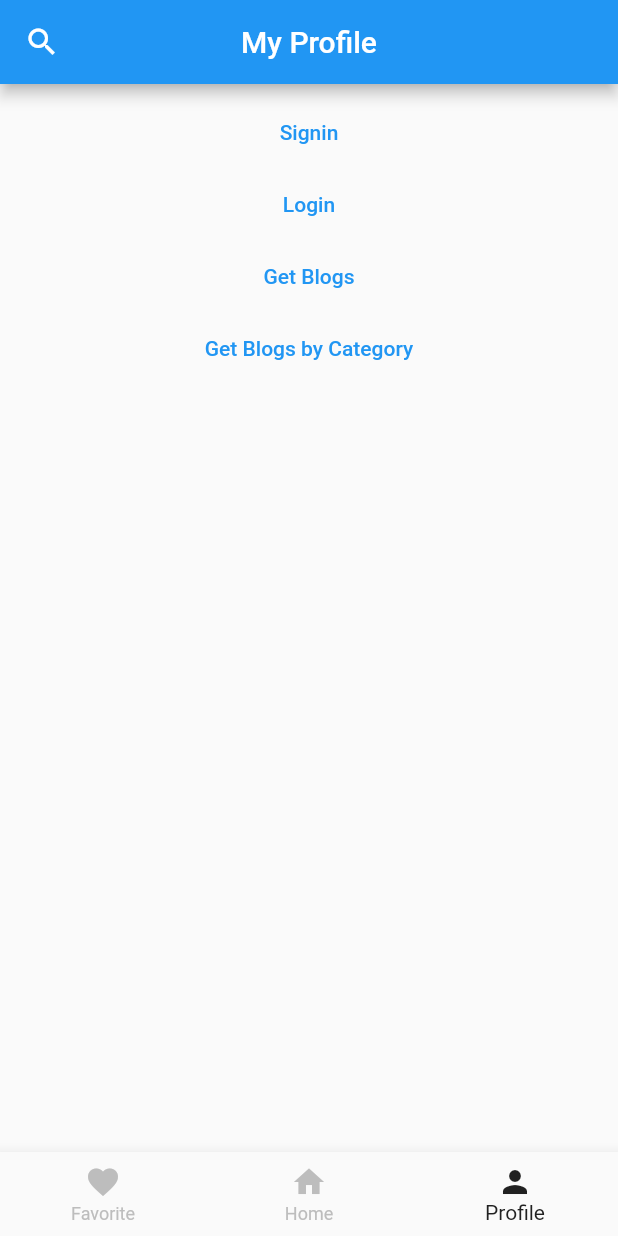
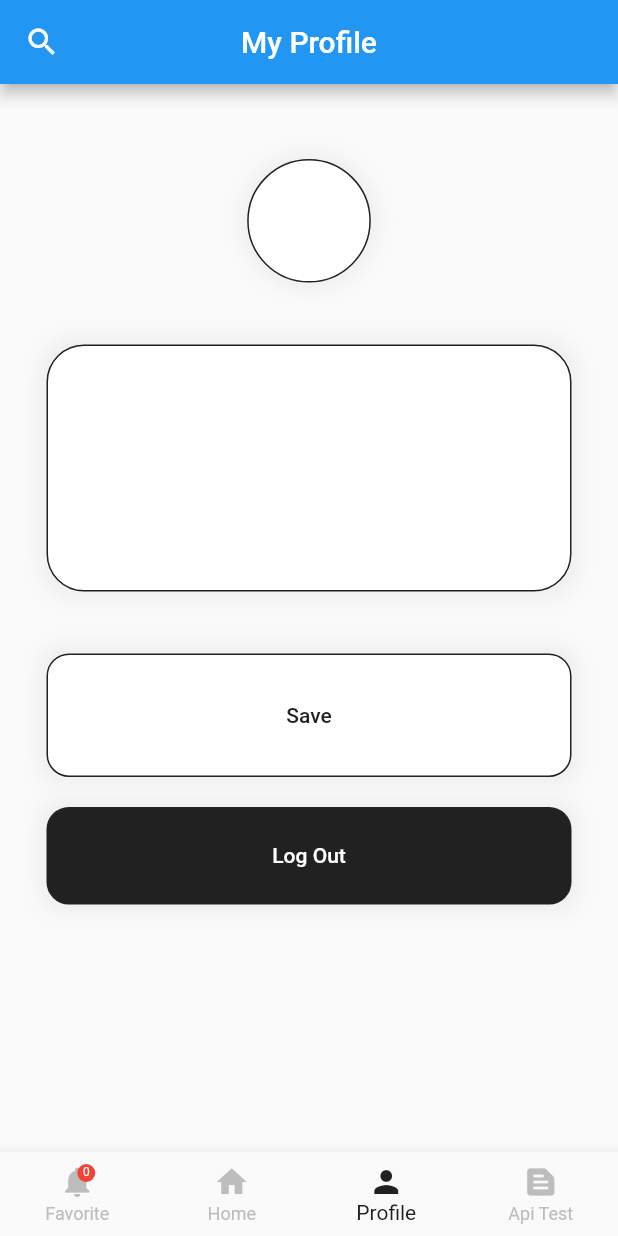
Before and after one commit to CengizhanParlak/assignment, a Flutter app: the screen it shows after launch, item 3 of the bottom bar chosen, on a phone screen of 412 x 824 dp. Run offline on Flutter 3.47's test engine with Material 2 defaults, Android fonts, the phone set to English and light mode, and no system bars; our stand-ins replace flutter_mobx, mobx; missing offline and left inert: dart:ffi; accounts and stored records are empty; generated files the repository leaves out were written again; network calls fail.

Commit message:
commit b4 changing blogs to mobx

```diff
--- a/lib/main.dart
+++ b/lib/main.dart
@@ -1,12 +1,14 @@
 import 'dart:convert';
 import 'dart:ffi';
 
+import 'package:assignment/api_test.dart';
 import 'package:assignment/core/base/model/base_api_model.dart';
 import 'package:assignment/view/authenticate/login/model/user_model.dart';
 import 'package:assignment/view/home/home_screen/model/blog_post_model.dart';
 import 'package:assignment/view/home/home_screen/model/category_model.dart';
 import 'package:assignment/view/home/home_screen/service/home_screen_network_service.dart';
 import 'package:assignment/view/home/home_screen/view/blog_post_view.dart';
+import 'package:assignment/view/home/home_screen/viewmodel/blog_post_view_model.dart';
 import 'package:assignment/view/home/profile/view/account_view.dart';
 import 'package:http/http.dart' as http;
 import 'package:assignment/view/authenticate/login/service/user_repository.dart';
@@ -189,10 +191,18 @@ class LandingView extends StatefulWidget {
 class _LandingViewState extends State<LandingView> {
   int _selectedIndex = 1;
 
+  BlogPostViewModel? vmBlogPost;
+
   void _changePage(int index) {
     setState(() {
       _selectedIndex = index;
     });
+  }
+
+  @override
+  void initState() {
+    super.initState();
+    vmBlogPost = BlogPostViewModel();
   }
 
   Widget get childWidget {
@@ -203,6 +213,8 @@ class _LandingViewState extends State<LandingView> {
         return const HomeScreen();
       case 2:
         return const ProfileScreen();
+      case 3:
+        return const ApiTestScreen();
       default:
         return const HomeScreen();
     }
@@ -216,6 +228,8 @@ class _LandingViewState extends State<LandingView> {
         return const Text('Home');
       case 2:
         return const Text('My Profile');
+      case 3:
+        return const Text('Api Test');
       default:
         return const Text('Home');
     }
@@ -246,18 +260,48 @@ class _LandingViewState extends State<LandingView> {
             selectedItemColor: Colors.grey.shade900,
             currentIndex: _selectedIndex,
             onTap: _changePage,
-            items: const [
+            items: [
               BottomNavigationBarItem(
-                icon: Icon(Icons.favorite),
+                icon: Stack(
+                  children: <Widget>[
+                    const Icon(Icons.notifications),
+                    Positioned(
+                      right: 0,
+                      child: Container(
+                        padding: const EdgeInsets.all(1),
+                        decoration: BoxDecoration(
+                          color: Colors.red,
+                          borderRadius: BorderRadius.circular(6),
+                        ),
+                        constraints: const BoxConstraints(
+                          minWidth: 12,
+                          minHeight: 12,
+                        ),
+                        child: Text(
+                          '${vmBlogPost?.favoritedBlogPostCount ?? 0}',
+                          style: const TextStyle(
+                            color: Colors.white,
+                            fontSize: 8,
+                          ),
+                          textAlign: TextAlign.center,
+                        ),
+                      ),
+                    )
+                  ],
+                ),
                 label: 'Favorite',
               ),
-              BottomNavigationBarItem(
+              const BottomNavigationBarItem(
                 icon: Icon(Icons.home),
                 label: 'Home',
               ),
-              BottomNavigationBarItem(
+              const BottomNavigationBarItem(
                 icon: Icon(Icons.person),
                 label: 'Profile',
+              ),
+              const BottomNavigationBarItem(
+                icon: Icon(Icons.text_snippet),
+                label: 'Api Test',
               ),
             ],
           ),
--- a/lib/view/home/home_screen/model/blog_post_model.dart
+++ b/lib/view/home/home_screen/model/blog_post_model.dart
@@ -9,14 +9,14 @@ BlogPost blogPostFromJson(String str) => BlogPost.fromJson(json.decode(str));
 String blogPostToJson(BlogPost data) => json.encode(data.toJson());
 
 class BlogPost {
-  BlogPost({this.title, this.content, this.image, this.categoryId, this.id, this.isFavorited});
+  BlogPost({this.title, this.content, this.image, this.categoryId, this.id, this.isFavorited = false});
 
   String? title;
   String? content;
   String? image;
   String? categoryId;
   String? id;
-  bool? isFavorited;
+  bool isFavorited;
 
   factory BlogPost.fromJson(Map<String, dynamic> json) => BlogPost(
         title: json["Title"],
--- a/lib/view/home/home_screen/viewmodel/category_view_model.dart
+++ b/lib/view/home/home_screen/viewmodel/category_view_model.dart
@@ -6,9 +6,9 @@ part 'category_view_model.g.dart';
 
 class CategoryViewModel = _CategoryViewModelBase with _$CategoryViewModel;
 
-late final networkService = HomeScreenNetworkService();
+abstract class _CategoryViewModelBase with Store {
+  final HomeScreenNetworkService networkService = HomeScreenNetworkService();
 
-abstract class _CategoryViewModelBase with Store {
   @observable
   List<Category>? categories;
 
--- a/lib/view/home/profile/view/account_view.dart
+++ b/lib/view/home/profile/view/account_view.dart
@@ -1,8 +1,8 @@
 import 'dart:convert';
 
 import 'package:assignment/core/constants/api_constants.dart';
-import 'package:assignment/view/home/home_screen/model/ex_blog_post_model.dart';
 import 'package:assignment/view/home/home_screen/service/home_screen_network_service.dart';
+import 'package:assignment/view/home/profile/service/account_screen_network_service.dart';
 import 'package:flutter/material.dart';
 import 'package:http/http.dart' as http;
 
@@ -18,92 +18,65 @@ class ProfileScreen extends StatelessWidget {
     final size = MediaQuery.of(context).size;
     return Center(
       child: Padding(
-        padding: const EdgeInsets.all(8.0),
+        padding: const EdgeInsets.only(top: 50),
         child: Column(
           children: [
-            TextButton(
-              onPressed: () {},
-              child: const Text('Signin'),
+            Container(
+              decoration: _getDecoration(context, 100, Colors.white),
+              height: size.height * 0.1,
+              width: size.height * 0.1,
             ),
-            TextButton(
-              onPressed: () {
-                // http.get(url)
-              },
-              child: const Text('Login'),
+            SizedBox(
+              height: size.height * 0.05,
             ),
-            TextButton(
-              onPressed: () async {},
-              child: const Text('Get Blogs'),
+            Container(
+              height: size.height * 0.2,
+              width: 350,
+              decoration: _getDecoration(context, 25, Colors.white),
             ),
-            TextButton(
-              onPressed: () {},
-              child: const Text('Get Blogs by Category'),
+            SizedBox(
+              height: size.height * 0.05,
+            ),
+            Container(
+              height: size.height * 0.1,
+              width: 350,
+              decoration: _getDecoration(context, 15, Colors.white),
+              child: TextButton(
+                onPressed: (() {
+                  // TODO: api isteği at
+                }),
+                child: Text(
+                  'Save',
+                  style: TextStyle(
+                    color: Colors.grey.shade900,
+                  ),
+                ),
+              ),
+            ),
+            const SizedBox(
+              height: 20,
+            ),
+            Container(
+              height: 65,
+              width: 350,
+              decoration: _getDecoration(context, 15, Colors.grey.shade900),
+              child: TextButton(
+                onPressed: (() {
+                  Navigator.of(context).pushNamed('/login');
+                  // TODO: çıkış yap
+                }),
+                child: const Text(
+                  'Log Out',
+                  style: TextStyle(
+                    color: Colors.white,
+                  ),
+                ),
+              ),
             ),
           ],
         ),
       ),
     );
-    // return Center(
-    //   child: Padding(
-    //     padding: const EdgeInsets.only(top: 50),
-    //     child: Column(
-    //       children: [
-    //         Container(
-    //           decoration: _getDecoration(context, 100, Colors.white),
-    //           height: size.height * 0.1,
-    //           width: size.height * 0.1,
-    //         ),
-    //         SizedBox(
-    //           height: size.height * 0.05,
-    //         ),
-    //         Container(
-    //           height: size.height * 0.2,
-    //           width: 350,
-    //           decoration: _getDecoration(context, 25, Colors.white),
-    //         ),
-    //         SizedBox(
-    //           height: size.height * 0.05,
-    //         ),
-    //         Container(
-    //           height: size.height * 0.1,
-    //           width: 350,
-    //           decoration: _getDecoration(context, 15, Colors.white),
-    //           child: TextButton(
-    //             onPressed: (() {
-    //               // TODO: api isteği at
-    //             }),
-    //             child: Text(
-    //               'Save',
-    //               style: TextStyle(
-    //                 color: Colors.grey.shade900,
-    //               ),
-    //             ),
-    //           ),
-    //         ),
-    //         const SizedBox(
-    //           height: 20,
-    //         ),
-    //         Container(
-    //           height: 65,
-    //           width: 350,
-    //           decoration: _getDecoration(context, 15, Colors.grey.shade900),
-    //           child: TextButton(
-    //             onPressed: (() {
-    //               Navigator.of(context).pushNamed('/login');
-    //               // TODO: çıkış yap
-    //             }),
-    //             child: const Text(
-    //               'Log Out',
-    //               style: TextStyle(
-    //                 color: Colors.white,
-    //               ),
-    //             ),
-    //           ),
-    //         ),
-    //       ],
-    //     ),
-    //   ),
-    // );
   }
 
   BoxDecoration _getDecoration(BuildContext context, double radius, Color color) {
```
Also changed, not shown: lib/api_test.dart (added, +143 -0 lines), lib/core/base/model/base_api_model.dart (+12 -8 lines), lib/core/constants/api_constants.dart (+1 -5 lines), lib/view/home/home_screen/model/ex_blog_post_model.dart (deleted, +0 -38 lines), lib/view/home/home_screen/service/home_screen_network_service.dart (+4 -5 lines), lib/view/home/home_screen/view/blog_post_view.dart (+4 -4 lines), lib/view/home/home_screen/viewmodel/blog_post_view_model.dart (+18 -5 lines), lib/view/home/profile/service/account_screen_network_service.dart (+82 -1 lines), lib/view/home/profile/viewmodel/account_view_model.dart (+14 -0 lines), lib/view/home/home_screen/model/ex_blog_post_model.g.dart (deleted), lib/view/home/home_screen/viewmodel/blog_post_view_model.g.dart, lib/view/home/profile/viewmodel/account_view_model.g.dart.
